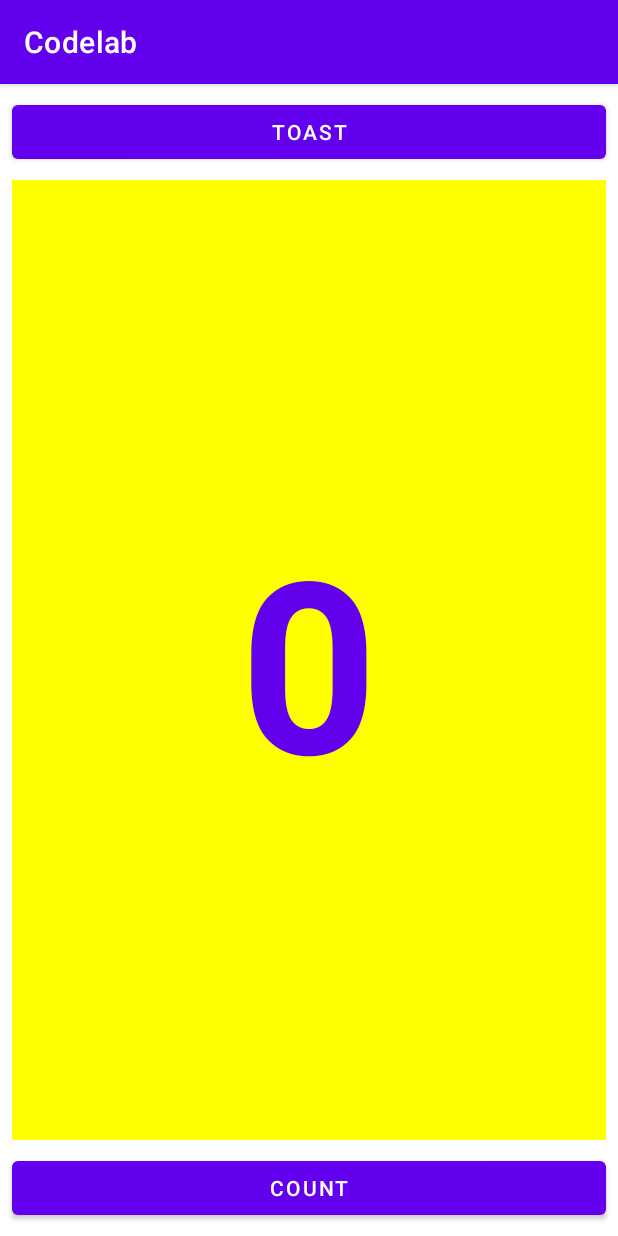
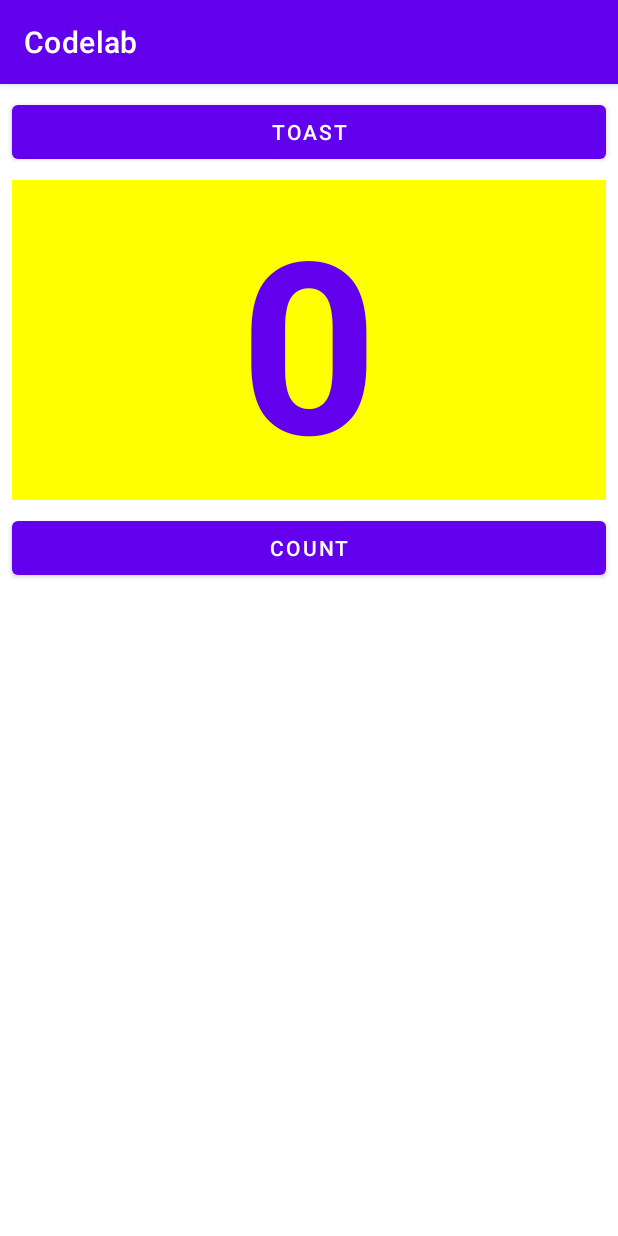
Before and after one commit to imAtulSharma/Codelab, an Android app: the screen it shows after launch (MainActivity), on a phone screen of 412 x 824 dp. Run offline under Robolectric (Android 15) with nearby library versions, the phone set to English and light mode, and no system bars.

Commit message:
Update: Relative layout in activity_main.xml

```diff
--- a/app/src/main/res/layout/activity_main.xml
+++ b/app/src/main/res/layout/activity_main.xml
@@ -1,8 +1,7 @@
 <?xml version="1.0" encoding="utf-8"?>
-<LinearLayout xmlns:android="http://schemas.android.com/apk/res/android"
+<RelativeLayout xmlns:android="http://schemas.android.com/apk/res/android"
     xmlns:app="http://schemas.android.com/apk/res-auto"
     xmlns:tools="http://schemas.android.com/tools"
-    android:orientation="vertical"
     android:layout_width="match_parent"
     android:layout_height="match_parent"
     tools:context=".MainActivity">
@@ -22,8 +21,7 @@
     <TextView
         android:id="@+id/show_count"
         android:layout_width="match_parent"
-        android:layout_height="0dp"
-        android:layout_weight="1"
+        android:layout_height="wrap_content"
         android:layout_marginStart="8dp"
         android:layout_marginTop="8dp"
         android:layout_marginEnd="8dp"
@@ -33,17 +31,23 @@
         android:text="@string/count_initial_value"
         android:textColor="@color/design_default_color_primary"
         android:textSize="160sp"
-        android:textStyle="bold" />
+        android:textStyle="bold"
+        android:layout_below="@+id/button_toast"
+        android:layout_alignParentLeft="true"
+        android:layout_alignParentStart="true"/>
 
     <!-- Button to increase counter by 1 and show in the text field -->
     <Button
         android:id="@+id/button_count"
         android:layout_width="match_parent"
         android:layout_height="wrap_content"
+        android:layout_below="@+id/show_count"
+        android:layout_centerHorizontal="true"
         android:layout_marginStart="8dp"
         android:layout_marginEnd="8dp"
         android:layout_marginBottom="8dp"
         android:onClick="countUp"
-        android:text="@string/button_label_count" />
+        android:text="@string/button_label_count"
+        />
 
-</LinearLayout>
+</RelativeLayout>
```
